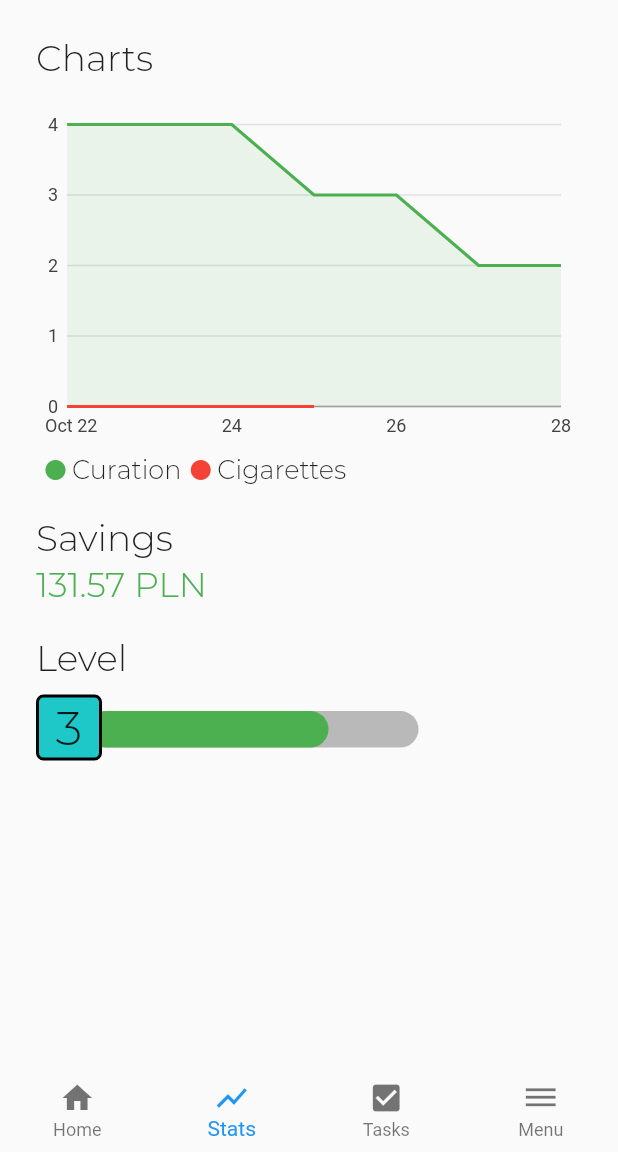
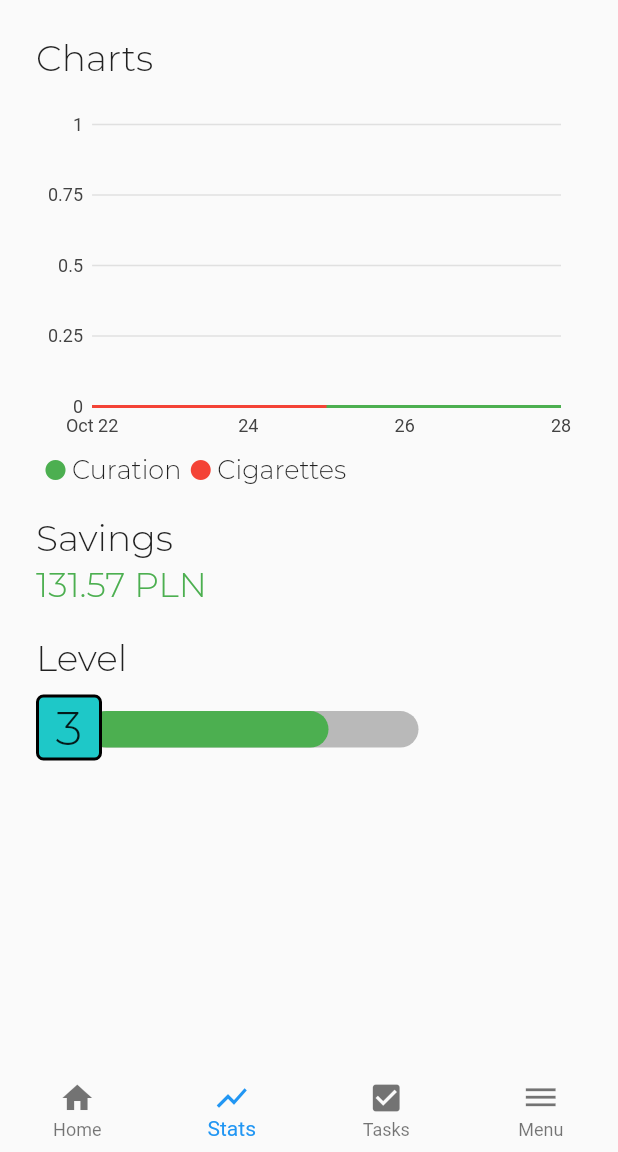
Before and after one commit to agr0chal/Niquit, a Flutter app: the screen it shows after launch, item 2 of the bottom bar chosen, on a phone screen of 412 x 824 dp, the part 84-1236 px from its top. Run offline on Flutter 3.47's test engine with Material 2 defaults, Android fonts, the phone set to English and light mode, and no system bars; our stand-ins replace charts_flutter, rflutter_alert, sqflite; accounts and stored records are empty.

Commit message:
Main algorithm

```diff
--- a/lib/CigChart.dart
+++ b/lib/CigChart.dart
@@ -6,9 +6,9 @@ import 'package:niquit/CigSeries.dart';
 class SimpleTimeSeriesChart extends StatelessWidget {
   const SimpleTimeSeriesChart(this.seriesList);
 
-  factory SimpleTimeSeriesChart.withData(List<int> cigsData) {
+  factory SimpleTimeSeriesChart.withData(List<int> cigsData, List<int> cureData) {
     return SimpleTimeSeriesChart(
-      _getData(cigsData),
+      _getData(cigsData, cureData),
     );
   }
 
@@ -37,7 +37,7 @@ class SimpleTimeSeriesChart extends StatelessWidget {
   }
 
   /// Create one series with sample hard coded data.
-  static List<charts.Series<CigSeries, DateTime>> _getData(List<int> cigsData) {
+  static List<charts.Series<CigSeries, DateTime>> _getData(List<int> cigsData, List<int> cureData) {
     DateTime now = DateTime.now();
     final date = DateTime(now.year, now.month, now.day);
 
@@ -51,13 +51,13 @@ class SimpleTimeSeriesChart extends StatelessWidget {
       CigSeries(date.add(new Duration(days: 3)), 0),*/
     ];
     final List<CigSeries> curation = <CigSeries>[
-      CigSeries(date.subtract(Duration(days: 3)), 4),
-      CigSeries(date.subtract(Duration(days: 2)), 4),
-      CigSeries(date.subtract(Duration(days: 1)), 4),
-      CigSeries(date, 3),
-      CigSeries(date.add(Duration(days: 1)), 3),
-      CigSeries(date.add(Duration(days: 2)), 2),
-      CigSeries(date.add(Duration(days: 3)), 2),
+      CigSeries(date.subtract(Duration(days: 3)), cureData[0]),
+      CigSeries(date.subtract(Duration(days: 2)), cureData[1]),
+      CigSeries(date.subtract(Duration(days: 1)), cureData[2]),
+      CigSeries(date, cureData[3]),
+      CigSeries(date.add(Duration(days: 1)), cureData[4]),
+      CigSeries(date.add(Duration(days: 2)), cureData[5]),
+      CigSeries(date.add(Duration(days: 3)), cureData[6]),
     ];
 
     return <charts.Series<CigSeries, DateTime>>[
--- a/lib/Screens/MenuScreen.dart
+++ b/lib/Screens/MenuScreen.dart
@@ -1,6 +1,7 @@
 import 'package:flutter/material.dart';
 import 'package:flutter/cupertino.dart';
 import './../data/Database.dart';
+import './../data/Algorithm.dart';
 import './../data/globals.dart' as globals;
 
 class MenuScreen extends StatefulWidget {
@@ -134,10 +135,13 @@ class _MenuScreenState extends State<MenuScreen> {
                     globals.konkurscolor = 0xff32CD32;
                     globals.onoff = 'ON';
                     onoffhelper = 'ON';
+                    int average = 20;
+                    algorithm(average);
                   } else {
                     globals.konkurscolor = 0xff5a5a5a;
                     globals.onoff = "OFF";
                     onoffhelper = "OFF";
+                    DBProvider.db.deleteAll();
                   }
                 });
               },
--- a/lib/Screens/StatsScreen.dart
+++ b/lib/Screens/StatsScreen.dart
@@ -11,7 +11,9 @@ class Stats extends StatefulWidget {
 class _StatsState extends State<Stats> {
   int counter = 0;
   int index = 0;
+  int curdex = 0;
   List<int> cigsData = [-1,-1,-1,-1];
+  List<int> cureData = [-1,-1,-1,-1,-1,-1,-1];
   @override
   void initState() {
     super.initState();
@@ -26,11 +28,23 @@ class _StatsState extends State<Stats> {
         });
       });
     }
+
+    for (int i = 3; i >= -3; i--) {
+      DateTime date = now.subtract(Duration(days: i));
+      var amt = DBProvider.db.getSpecCure(date.year, date.month, date.day);
+      amt.then((val) {
+        setState(() {
+          cureData[curdex] = val;
+          curdex++;
+        });
+      });
+    }
   }
 
   @override
   Widget build(BuildContext context) {
-    if (cigsData[3] == -1) {
+    if (cigsData[3] == -1||cureData[6] == -1) {
+     // + czy jestesmy juz w kuracji
       return new Center(
           child: CupertinoActivityIndicator(animating: true, radius: 10));
     }
@@ -46,7 +60,7 @@ class _StatsState extends State<Stats> {
                 Text('Charts',
                     style: TextStyle(fontSize: 24, fontFamily: 'Montserrat')),
                 const SizedBox(height: 16),
-                SimpleTimeSeriesChart.withData(cigsData),
+                SimpleTimeSeriesChart.withData(cigsData,cureData),
                 const SizedBox(height: 4),
                 Row(
                   crossAxisAlignment: CrossAxisAlignment.center,
--- a/lib/main.dart
+++ b/lib/main.dart
@@ -6,6 +6,9 @@ import './Screens/StatsScreen.dart';
 import 'package:flutter/services.dart';
 import 'data/Database.dart';
 import 'data/CigModel.dart';
+import 'data/globals.dart' as globals;
+import 'data/Algorithm.dart';
+
 void main() => runApp(MyApp());
 
 class MyApp extends StatefulWidget {
@@ -27,9 +30,16 @@ class MyAppState extends State<MyApp> {
   @override
   void initState() {
     super.initState();
+    int _war;
+    var all = DBProvider.db.getAll();
+    all.then((val) {
+      setState(() {
+        _war = val;
+      });
+    });
     Cigs cig;
     var obj = DBProvider.db.getCig(1);
-        obj.then((tmp) {
+    obj.then((tmp) {
       setState(() {
         cig = tmp;
         String day = cig.day.toString();
@@ -37,13 +47,12 @@ class MyAppState extends State<MyApp> {
         String year = cig.year.toString();
         var parsedDate = DateTime.parse('$year-$month-$day');
         DateTime now = DateTime.now();
-        DateTime date = DateTime(now.year,now.month,now.day);
-        var phase = date.subtract(Duration(days: 6));
-        int diffDays = parsedDate.difference(phase).inDays;
-        if(diffDays==0){
-          //KONIEC FAZY ANALIZY
+        DateTime date = DateTime(now.year, now.month, now.day);
+        int diffDays = date.difference(parsedDate).inDays;
+        if (diffDays >= 5) {
+          int average = (_war / 5).round();
+          algorithm(average);
         }
-
       });
     });
     SystemChrome.setPreferredOrientations([
```
Also changed, not shown: lib/data/Algorithm.dart (added, +46 -0 lines), lib/data/Database.dart (+19 -10 lines), lib/Screens/HomeScreen.dart (line endings or trailing spaces).
